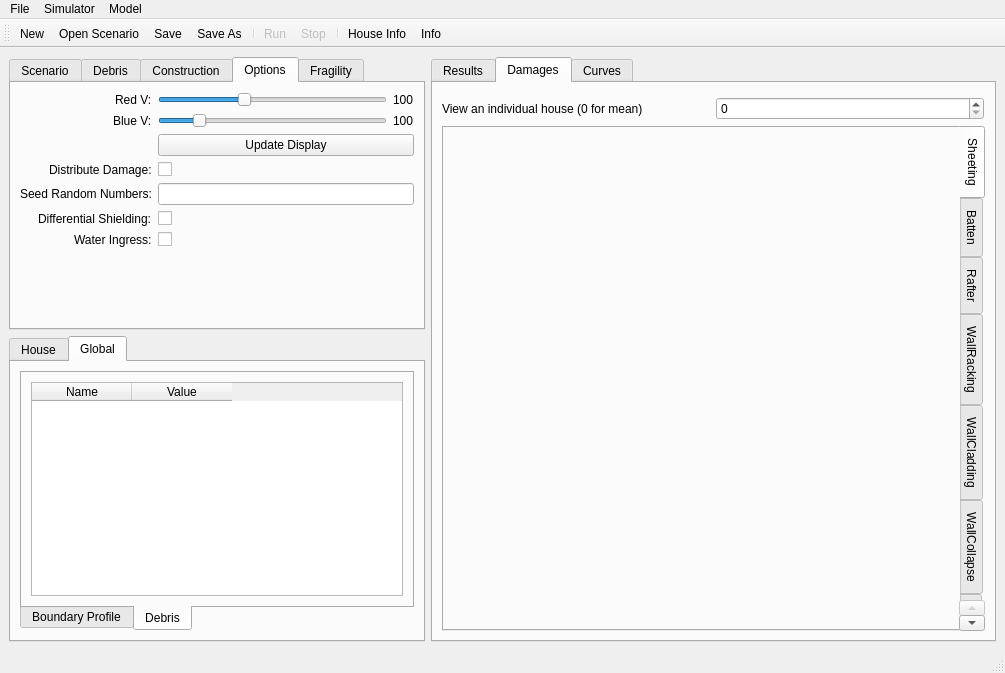
Before: the Qt Designer form vaws/gui/ui/main.ui in GeoscienceAustralia/vaws, drawn with Qt 5.
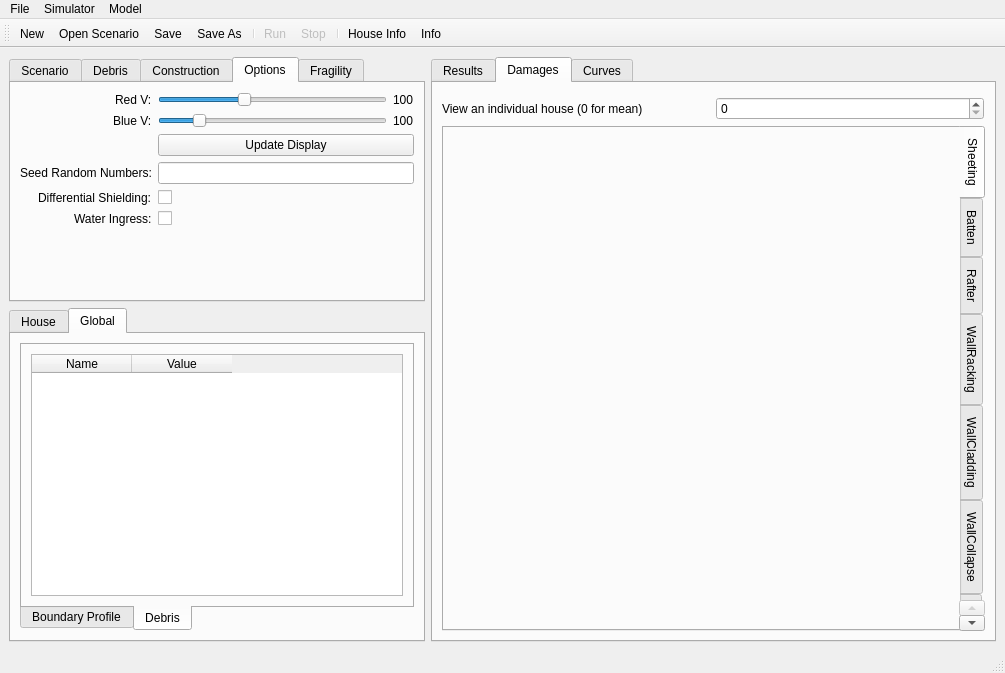
After: the same form once the commit is applied. The open tabs and pages were chosen to show the change. Icons and pictures are not drawn. Custom widgets are drawn as their Qt base class.

Commit message: delete extension in gui

Diff of the .ui file:
```diff
--- a/vaws/gui/ui/main.ui
+++ b/vaws/gui/ui/main.ui
@@ -277,6 +277,9 @@
             </property>
            </widget>
           </item>
+          <item row="0" column="1">
+           <widget class="QLineEdit" name="debrisRegion"/>
+          </item>
           <item row="1" column="0">
            <widget class="QLabel" name="label_19">
             <property name="text">
@@ -445,7 +448,7 @@
           <item row="7" column="1">
            <widget class="QLineEdit" name="flighttimeStddev"/>
           </item>
-          <item row="9" column="0">
+          <item row="8" column="0">
            <widget class="QLabel" name="label_27">
             <property name="text">
              <string>Options:</string>
@@ -455,7 +458,7 @@
             </property>
            </widget>
           </item>
-          <item row="9" column="1">
+          <item row="8" column="1">
            <layout class="QHBoxLayout" name="horizontalLayout_18">
             <item>
              <widget class="QCheckBox" name="staggeredDebrisSources">
@@ -486,19 +489,6 @@
             </item>
            </layout>
           </item>
-          <item row="8" column="0">
-           <widget class="QLabel" name="label_31">
-            <property name="text">
-             <string>Extension (m):</string>
-            </property>
-           </widget>
-          </item>
-          <item row="8" column="1">
-           <widget class="QLineEdit" name="debrisExtension"/>
-          </item>
-          <item row="0" column="1">
-           <widget class="QLineEdit" name="debrisRegion"/>
-          </item>
          </layout>
         </widget>
         <widget class="QWidget" name="tab_7">
@@ -783,51 +773,37 @@
            </widget>
           </item>
           <item row="3" column="0">
-           <widget class="QLabel" name="label">
-            <property name="text">
-             <string>Distribute Damage:</string>
-            </property>
-           </widget>
-          </item>
-          <item row="3" column="1">
-           <widget class="QCheckBox" name="distribution">
-            <property name="text">
-             <string/>
-            </property>
-           </widget>
-          </item>
-          <item row="4" column="0">
            <widget class="QLabel" name="label_26">
             <property name="text">
              <string>Seed Random Numbers:</string>
             </property>
            </widget>
           </item>
-          <item row="4" column="1">
+          <item row="3" column="1">
            <widget class="QLineEdit" name="seedRandom"/>
           </item>
-          <item row="5" column="0">
+          <item row="4" column="0">
            <widget class="QLabel" name="label_4">
             <property name="text">
              <string>Differential Shielding:</string>
             </property>
            </widget>
           </item>
-          <item row="5" column="1">
+          <item row="4" column="1">
            <widget class="QCheckBox" name="diffShielding">
             <property name="text">
              <string/>
             </property>
            </widget>
           </item>
-          <item row="6" column="0">
+          <item row="5" column="0">
            <widget class="QLabel" name="label_28">
             <property name="text">
              <string>Water Ingress:</string>
             </property>
            </widget>
           </item>
-          <item row="6" column="1">
+          <item row="5" column="1">
            <widget class="QCheckBox" name="waterIngress">
             <property name="text">
              <string/>
```
The commit also changes 7 other files.
